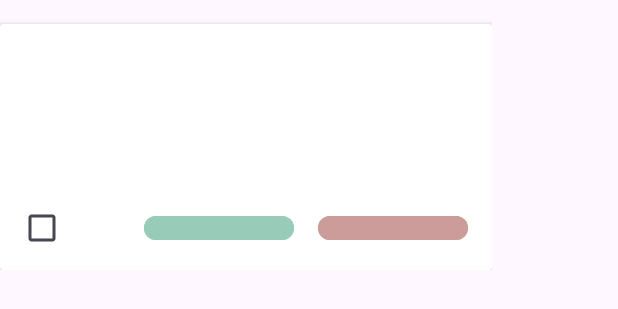
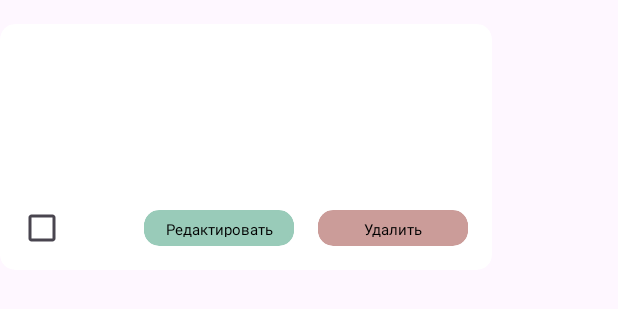
Before and after one commit to Leonid-DD/NotesApplication, an Android app: the layout note_card_layout.xml on its own in the app's theme, with its tools: preview values and no code run, on a phone screen of 412 x 824 dp. Shown: the top 309 px of the screen. Run offline under Robolectric (Android 15) with nearby library versions, the phone set to English and light mode, and no system bars.

Commit message:
Work in progress

```diff
--- a/app/src/main/res/layout/note_card_layout.xml
+++ b/app/src/main/res/layout/note_card_layout.xml
@@ -7,6 +7,8 @@
     <androidx.cardview.widget.CardView
         android:layout_width="match_parent"
         android:layout_height="match_parent"
+        app:cardCornerRadius="10dp"
+        app:cardElevation="0dp"
         android:layout_marginTop="16dp">
 
         <androidx.constraintlayout.widget.ConstraintLayout
@@ -14,13 +16,14 @@
             android:layout_height="match_parent">
 
             <TextView
-                android:id="@+id/noteNameTextView"
+                android:id="@+id/noteTitleTextView"
                 android:layout_width="wrap_content"
                 android:layout_height="20dp"
                 app:layout_constraintStart_toStartOf="parent"
                 app:layout_constraintTop_toTopOf="parent"
                 android:layout_marginStart="16dp"
                 android:layout_marginTop="8dp"
+                android:textAppearance="@font/roboto_regular"
                 android:textSize="18sp"/>
 
             <TextView
@@ -28,10 +31,11 @@
                 android:layout_width="296dp"
                 android:layout_height="48dp"
                 app:layout_constraintStart_toStartOf="parent"
-                app:layout_constraintTop_toBottomOf="@+id/noteNameTextView"
+                app:layout_constraintTop_toBottomOf="@+id/noteTitleTextView"
                 android:layout_marginStart="16dp"
                 android:layout_marginTop="8dp"
                 android:textSize="14sp"
+                android:textAppearance="@font/roboto_regular"
                 android:maxLines="3"/>
 
             <TextView
@@ -43,6 +47,7 @@
                 android:layout_marginStart="16dp"
                 android:layout_marginTop="8dp"
                 android:textSize="12sp"
+                android:textAppearance="@font/roboto_regular"
                 android:maxLines="2"/>
 
             <CheckBox
@@ -54,28 +59,56 @@
                 app:layout_constraintBottom_toBottomOf="parent"
                 app:layout_constraintStart_toStartOf="parent"/>
 
+            <androidx.cardview.widget.CardView
+                android:layout_width="100dp"
+                android:layout_height="24dp"
+                app:cardCornerRadius="10dp"
+                app:cardBackgroundColor="@color/lightBlue"
+                app:cardElevation="0dp"
+                android:layout_marginEnd="16dp"
+                android:layout_marginBottom="16dp"
+                app:layout_constraintEnd_toStartOf="@id/noteDeleteButton"
+                app:layout_constraintBottom_toBottomOf="parent"/>
+
             <com.google.android.material.button.MaterialButton
                 android:id="@+id/noteEditButton"
                 android:layout_width="100dp"
                 android:layout_height="24dp"
+                style="@style/EditStyle"
                 app:layout_constraintEnd_toStartOf="@id/noteDeleteButton"
                 app:layout_constraintBottom_toBottomOf="parent"
                 android:layout_marginEnd="16dp"
                 android:layout_marginBottom="16dp"
-                android:backgroundTint="@color/lightBlue"
-                android:textSize="12sp"
+                android:textAllCaps="false"
+                android:textSize="10sp"
+                android:textColor="@color/black"
+                android:textAppearance="@font/roboto_regular"
                 android:text="@string/noteEdit"/>
+
+            <androidx.cardview.widget.CardView
+                android:layout_width="100dp"
+                android:layout_height="24dp"
+                app:cardCornerRadius="10dp"
+                app:cardBackgroundColor="@color/lightRed"
+                app:cardElevation="0dp"
+                android:layout_marginEnd="16dp"
+                android:layout_marginBottom="16dp"
+                app:layout_constraintEnd_toEndOf="parent"
+                app:layout_constraintBottom_toBottomOf="parent"/>
 
             <com.google.android.material.button.MaterialButton
                 android:id="@+id/noteDeleteButton"
                 android:layout_width="100dp"
                 android:layout_height="24dp"
+                style="@style/DelStyle"
                 app:layout_constraintEnd_toEndOf="parent"
                 app:layout_constraintBottom_toBottomOf="parent"
                 android:layout_marginEnd="16dp"
                 android:layout_marginBottom="16dp"
-                android:backgroundTint="@color/lightRed"
-                android:textSize="12sp"
+                android:textAllCaps="false"
+                android:textSize="10sp"
+                android:textColor="@color/black"
+                android:textAppearance="@font/roboto_regular"
                 android:text="@string/noteDelete"/>
 
         </androidx.constraintlayout.widget.ConstraintLayout>
--- a/app/src/main/res/values/strings.xml
+++ b/app/src/main/res/values/strings.xml
@@ -6,4 +6,8 @@
     <string name="cancel">Отменить</string>
     <string name="noteConfirm">Подтвердить</string>
     <string name="search">Поиск</string>
+    <string name="etTitle">Заголовок заметки</string>
+    <string name="etText">Текст заметки</string>
+    <string name="ddLabelCat">Категория</string>
+    <string name="ddLabelPrior">Приоритет</string>
 </resources>
--- /dev/null
+++ b/app/src/main/res/values/styles.xml
@@ -0,0 +1,21 @@
+<?xml version="1.0" encoding="utf-8"?>
+<resources>
+    <style name="EditStyle" parent="Widget.MaterialComponents.Button">
+        <item name="android:backgroundTint">@color/lightBlue</item>
+        <item name="android:layout_gravity">center</item>
+        <item name="android:padding">0dp</item>
+        <item name="android:stateListAnimator">@null</item>
+    </style>
+    <style name="DelStyle" parent="Widget.MaterialComponents.Button">
+        <item name="android:backgroundTint">@color/lightRed</item>
+        <item name="android:layout_gravity">center</item>
+        <item name="android:padding">0dp</item>
+        <item name="android:stateListAnimator">@null</item>
+    </style>
+    <style name="AddStyle" parent="Widget.MaterialComponents.Button">
+        <item name="android:backgroundTint">@color/lightGreen</item>
+        <item name="android:layout_gravity">center</item>
+        <item name="android:padding">0dp</item>
+        <item name="android:stateListAnimator">@null</item>
+    </style>
+</resources>
```
Also changed, not shown: app/src/main/java/com/example/notesapplication/AddNote.java (added, +73 -0 lines), app/src/main/java/com/example/notesapplication/DBHelper.java (+128 -13 lines), app/src/main/java/com/example/notesapplication/MainActivity.java (+7 -0 lines), app/src/main/java/com/example/notesapplication/Note.java (+7 -7 lines), app/src/main/java/com/example/notesapplication/NotesAdapter.java (+11 -7 lines), app/src/main/res/layout/add_note_layout.xml (added, +127 -0 lines), app/src/main/res/font/roboto_light.ttf (added), app/src/main/res/font/roboto_regular.ttf (added), app/src/main/res/font/roboto_thin.ttf (added).
